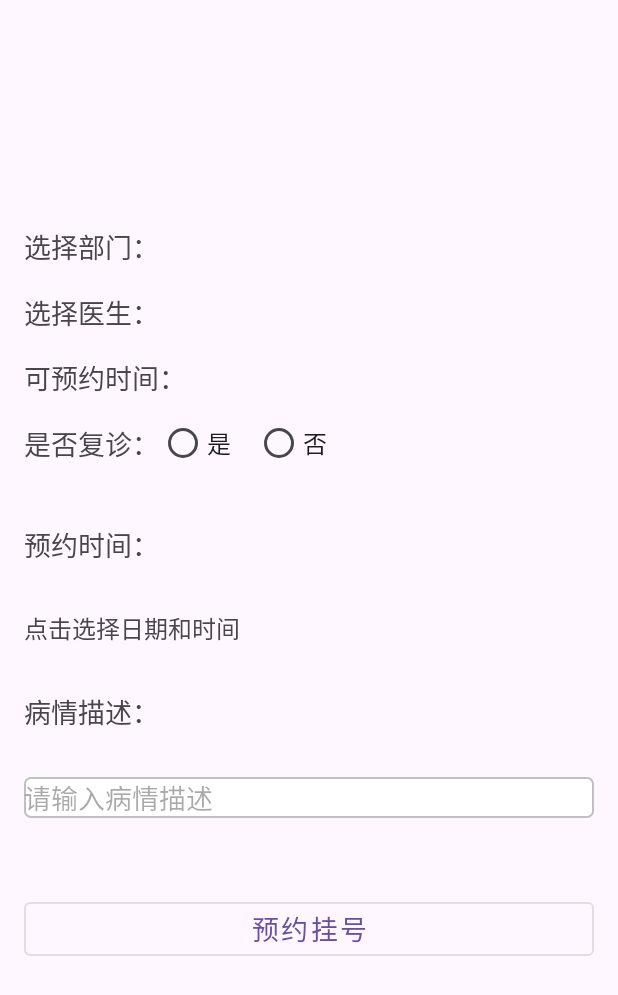
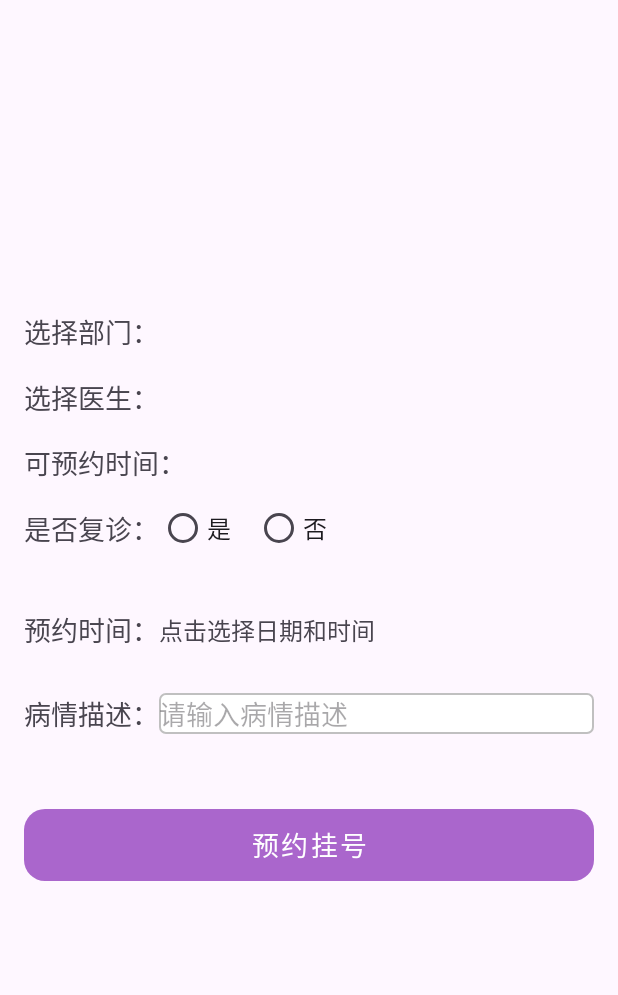
Before and after one commit to Liu020321/graduation-android, an Android app: the MakeAppointmentActivity screen opened directly, with no data from a screen before it, on a phone screen of 412 x 824 dp. Shown: the top 995 px of the screen. Run offline under Robolectric (Android 15) with nearby library versions, the phone set to English and light mode, and no system bars.

Commit message:
修改美化

```diff
--- a/app/src/main/java/com/lht/graduation/ViewAppointmentActivity.java
+++ b/app/src/main/java/com/lht/graduation/ViewAppointmentActivity.java
@@ -86,7 +86,7 @@ public class ViewAppointmentActivity extends AppCompatActivity {
         }
 
         // 构建请求 URL
-        String url = BASE_URL + "phone_view_appointments?page=" + page + "&per_page=7"; // 每页显示7条数据
+        String url = BASE_URL + "/phone_view_appointments?page=" + page + "&per_page=7"; // 每页显示7条数据
 
         // 发送 HTTP 请求获取预约信息
         new Thread(() -> {
--- a/app/src/main/res/layout/activity_make_appointment.xml
+++ b/app/src/main/res/layout/activity_make_appointment.xml
@@ -1,6 +1,5 @@
 <?xml version="1.0" encoding="utf-8"?>
-<androidx.constraintlayout.widget.ConstraintLayout
-    xmlns:android="http://schemas.android.com/apk/res/android"
+<androidx.constraintlayout.widget.ConstraintLayout xmlns:android="http://schemas.android.com/apk/res/android"
     xmlns:app="http://schemas.android.com/apk/res-auto"
     android:layout_width="match_parent"
     android:layout_height="match_parent"
@@ -20,24 +19,23 @@
             android:id="@+id/textViewDepartment"
             android:layout_width="wrap_content"
             android:layout_height="wrap_content"
+            android:layout_marginBottom="30dp"
             android:text="选择部门："
             android:textSize="18sp"
-        android:layout_marginBottom="30dp"
-        app:layout_constraintTop_toTopOf="parent"
-        app:layout_constraintStart_toStartOf="parent" />
+            app:layout_constraintStart_toStartOf="parent"
+            app:layout_constraintTop_toTopOf="parent" />
 
         <Spinner
             android:id="@+id/spinnerDepartment"
             android:layout_width="0dp"
+            android:layout_height="wrap_content"
             android:layout_marginTop="30dp"
             android:layout_marginBottom="30dp"
-        android:layout_height="wrap_content"
-        android:background="@drawable/spinner_background"
-        app:layout_constraintTop_toTopOf="@+id/textViewDepartment"
+            android:background="@drawable/edittext_background"
             app:layout_constraintBottom_toBottomOf="@+id/textViewDepartment"
+            app:layout_constraintEnd_toEndOf="parent"
             app:layout_constraintStart_toEndOf="@+id/textViewDepartment"
-        app:layout_constraintEnd_toEndOf="parent" />
-
+            app:layout_constraintTop_toTopOf="@+id/textViewDepartment" />
 
 
         <!-- 医生标题和Spinner -->
@@ -45,12 +43,12 @@
             android:id="@+id/textViewDoctor"
             android:layout_width="wrap_content"
             android:layout_height="wrap_content"
+            android:layout_marginTop="30dp"
+            android:layout_marginBottom="30dp"
             android:text="选择医生："
             android:textSize="18sp"
-        android:layout_marginTop="30dp"
-        android:layout_marginBottom="30dp"
-        app:layout_constraintTop_toBottomOf="@+id/spinnerDepartment"
-        app:layout_constraintStart_toStartOf="parent" />
+            app:layout_constraintStart_toStartOf="parent"
+            app:layout_constraintTop_toBottomOf="@+id/spinnerDepartment" />
 
         <Spinner
             android:id="@+id/spinnerDoctor"
@@ -58,12 +56,11 @@
             android:layout_height="wrap_content"
             android:layout_marginTop="30dp"
             android:layout_marginBottom="30dp"
-        android:background="@drawable/spinner_background"
-        app:layout_constraintTop_toTopOf="@+id/textViewDoctor"
+            android:background="@drawable/edittext_background"
             app:layout_constraintBottom_toBottomOf="@+id/textViewDoctor"
+            app:layout_constraintEnd_toEndOf="parent"
             app:layout_constraintStart_toEndOf="@+id/textViewDoctor"
-        app:layout_constraintEnd_toEndOf="parent" />
-
+            app:layout_constraintTop_toTopOf="@+id/textViewDoctor" />
 
 
         <!-- 时间标题和Spinner -->
@@ -71,12 +68,12 @@
             android:id="@+id/textViewTime"
             android:layout_width="wrap_content"
             android:layout_height="wrap_content"
+            android:layout_marginTop="30dp"
+            android:layout_marginBottom="30dp"
             android:text="可预约时间："
             android:textSize="18sp"
-        android:layout_marginTop="30dp"
-        android:layout_marginBottom="30dp"
-        app:layout_constraintTop_toBottomOf="@+id/spinnerDoctor"
-        app:layout_constraintStart_toStartOf="parent" />
+            app:layout_constraintStart_toStartOf="parent"
+            app:layout_constraintTop_toBottomOf="@+id/spinnerDoctor" />
 
         <Spinner
             android:id="@+id/spinnerTime"
@@ -84,11 +81,11 @@
             android:layout_height="wrap_content"
             android:layout_marginTop="30dp"
             android:layout_marginBottom="30dp"
-        android:background="@drawable/spinner_background"
-        app:layout_constraintTop_toTopOf="@+id/textViewTime"
+            android:background="@drawable/edittext_background"
             app:layout_constraintBottom_toBottomOf="@+id/textViewTime"
+            app:layout_constraintEnd_toEndOf="parent"
             app:layout_constraintStart_toEndOf="@+id/textViewTime"
-        app:layout_constraintEnd_toEndOf="parent" />
+            app:layout_constraintTop_toTopOf="@+id/textViewTime" />
 
 
         <!-- 是否复诊标题和RadioGroup -->
@@ -96,24 +93,24 @@
             android:id="@+id/textViewRevisit"
             android:layout_width="wrap_content"
             android:layout_height="wrap_content"
+            android:layout_marginTop="30dp"
+            android:layout_marginBottom="30dp"
             android:text="是否复诊："
             android:textSize="18sp"
-        android:layout_marginTop="30dp"
-        android:layout_marginBottom="30dp"
-        app:layout_constraintTop_toBottomOf="@+id/spinnerTime"
-        app:layout_constraintStart_toStartOf="parent" />
+            app:layout_constraintStart_toStartOf="parent"
+            app:layout_constraintTop_toBottomOf="@+id/spinnerTime" />
 
         <RadioGroup
             android:id="@+id/radioGroupRevisit"
             android:layout_width="0dp"
             android:layout_height="wrap_content"
-        android:orientation="horizontal"
             android:layout_marginTop="30dp"
             android:layout_marginBottom="30dp"
-        app:layout_constraintTop_toTopOf="@+id/textViewRevisit"
+            android:orientation="horizontal"
             app:layout_constraintBottom_toBottomOf="@+id/textViewRevisit"
+            app:layout_constraintEnd_toEndOf="parent"
             app:layout_constraintStart_toEndOf="@+id/textViewRevisit"
-        app:layout_constraintEnd_toEndOf="parent">
+            app:layout_constraintTop_toTopOf="@+id/textViewRevisit">
 
             <RadioButton
                 android:id="@+id/radioButtonYes"
@@ -126,82 +123,85 @@
                 android:id="@+id/radioButtonNo"
                 android:layout_width="wrap_content"
                 android:layout_height="wrap_content"
+                android:layout_marginLeft="16dp"
                 android:text="否"
-            android:textSize="16sp"
 
-            android:layout_marginLeft="16dp" />
+                android:textSize="16sp" />
 
         </RadioGroup>
 
         <!-- 日期时间标题 -->
         <TextView
             android:id="@+id/textViewDateTimeTitle"
-        android:layout_width="0dp"
+            android:layout_width="wrap_content"
             android:layout_height="wrap_content"
+            android:layout_marginTop="30dp"
+            android:layout_marginBottom="30dp"
             android:text="预约时间："
             android:textSize="18sp"
-        android:layout_marginTop="30dp"
-        android:layout_marginBottom="30dp"
-        app:layout_constraintTop_toBottomOf="@+id/radioGroupRevisit"
             app:layout_constraintStart_toStartOf="parent"
-        app:layout_constraintEnd_toEndOf="parent" />
+            app:layout_constraintTop_toBottomOf="@+id/radioGroupRevisit" />
 
         <!-- 日期时间显示 -->
         <TextView
             android:id="@+id/textViewDateTime"
             android:layout_width="0dp"
             android:layout_height="wrap_content"
+            android:layout_marginTop="30dp"
+            android:layout_marginBottom="30dp"
+            android:background="?attr/selectableItemBackground"
+            android:clickable="true"
+            android:focusable="true"
             android:text="点击选择日期和时间"
             android:textSize="16sp"
-        android:layout_marginTop="30dp"
-        android:layout_marginBottom="30dp"
-        android:clickable="true"
-        android:focusable="true"
-        android:background="?attr/selectableItemBackground"
-        app:layout_constraintTop_toBottomOf="@+id/textViewDateTimeTitle"
-        app:layout_constraintStart_toStartOf="parent"
-        app:layout_constraintEnd_toEndOf="parent" />
+            app:layout_constraintBottom_toBottomOf="@+id/textViewDateTimeTitle"
+            app:layout_constraintEnd_toEndOf="parent"
+            app:layout_constraintStart_toEndOf="@+id/textViewDateTimeTitle"
+            app:layout_constraintTop_toTopOf="@+id/textViewDateTimeTitle" />
 
 
         <!-- 病情描述标题和EditText -->
         <TextView
             android:id="@+id/textViewDescription"
-        android:layout_width="0dp"
+            android:layout_width="wrap_content"
             android:layout_height="wrap_content"
+            android:layout_marginTop="30dp"
+            android:layout_marginBottom="30dp"
             android:text="病情描述："
             android:textSize="18sp"
-        android:layout_marginTop="30dp"
-        android:layout_marginBottom="30dp"
-        app:layout_constraintTop_toBottomOf="@+id/textViewDateTime"
             app:layout_constraintStart_toStartOf="parent"
-        app:layout_constraintEnd_toEndOf="parent" />
+            app:layout_constraintTop_toBottomOf="@+id/textViewDateTime" />
 
         <EditText
             android:id="@+id/editTextDescription"
             android:layout_width="0dp"
             android:layout_height="wrap_content"
-        android:hint="请输入病情描述"
             android:layout_marginTop="30dp"
             android:layout_marginBottom="30dp"
             android:background="@drawable/edittext_background"
-        app:layout_constraintTop_toBottomOf="@+id/textViewDescription"
-        app:layout_constraintStart_toStartOf="parent"
-        app:layout_constraintEnd_toEndOf="parent" />
+            android:hint="请输入病情描述"
+            app:layout_constraintBottom_toBottomOf="@+id/textViewDescription"
+            app:layout_constraintEnd_toEndOf="parent"
+            app:layout_constraintStart_toEndOf="@+id/textViewDescription"
+            app:layout_constraintTop_toTopOf="@+id/textViewDescription" />
 
 
         <!-- 预约挂号按钮 -->
         <com.google.android.material.button.MaterialButton
             android:id="@+id/btnBookAppointment"
+            style="@style/Widget.MaterialComponents.Button.OutlinedButton"
             android:layout_width="0dp"
             android:layout_height="wrap_content"
-        android:text="预约挂号"
-        android:textSize="18sp"
             android:layout_marginTop="50dp"
             android:layout_marginBottom="30dp"
-        style="@style/Widget.MaterialComponents.Button.OutlinedButton"
-        app:layout_constraintTop_toBottomOf="@+id/editTextDescription"
+            android:background="@drawable/rounded_rectangle_button"
+            android:text="预约挂号"
+            android:textColor="@android:color/white"
+            android:textSize="18sp"
+            app:backgroundTint="@android:color/holo_purple"
+            app:layout_constraintBottom_toBottomOf="parent"
+            app:layout_constraintEnd_toEndOf="parent"
             app:layout_constraintStart_toStartOf="parent"
-        app:layout_constraintEnd_toEndOf="parent"
-        app:layout_constraintBottom_toBottomOf="parent" />
+            app:layout_constraintTop_toBottomOf="@+id/editTextDescription" />
     </androidx.constraintlayout.widget.ConstraintLayout>
 </androidx.constraintlayout.widget.ConstraintLayout>
--- a/app/src/main/res/layout/activity_view_appointment.xml
+++ b/app/src/main/res/layout/activity_view_appointment.xml
@@ -3,7 +3,7 @@
     xmlns:app="http://schemas.android.com/apk/res-auto"
     android:layout_width="match_parent"
     android:layout_height="match_parent"
-    android:background="@color/backgroundColor">
+    android:background="?android:attr/colorEdgeEffect">
 
     <!-- 使用CardView包裹ListView以添加卡片效果 -->
     <androidx.cardview.widget.CardView
@@ -11,7 +11,7 @@
         android:layout_width="match_parent"
         android:layout_height="wrap_content"
         android:layout_centerInParent="true"
-        android:layout_marginTop="20dp"
+        android:layout_marginTop="-50dp"
         app:cardCornerRadius="8dp"
         app:cardElevation="4dp"
         app:cardUseCompatPadding="true">
@@ -19,7 +19,7 @@
         <ListView
             android:id="@+id/listViewAppointments"
             android:layout_width="match_parent"
-            android:layout_height="wrap_content"
+            android:layout_height="715dp"
             android:divider="@drawable/list_item_divider"
             android:dividerHeight="1dp"
             android:padding="16dp" />
@@ -29,10 +29,17 @@
     <!-- 自定义Spinner背景 -->
     <Spinner
         android:id="@+id/spinnerPage"
-        android:layout_width="match_parent"
+        android:layout_width="382dp"
         android:layout_height="wrap_content"
         android:layout_below="@id/cardView"
-        android:textColor="@android:color/black"
-    android:background="@drawable/spinner_background" />
+        android:layout_alignParentStart="true"
+        android:layout_alignParentEnd="true"
+        android:layout_marginStart="8dp"
+        android:layout_marginLeft="0dp"
+        android:layout_marginTop="0dp"
+        android:layout_marginEnd="7dp"
+        android:layout_marginRight="10dp"
+        android:background="@drawable/spinner_background"
+        android:textColor="@android:color/black" />
 
 </RelativeLayout>
```
Lines whose indentation alone changed are shown as unchanged.
